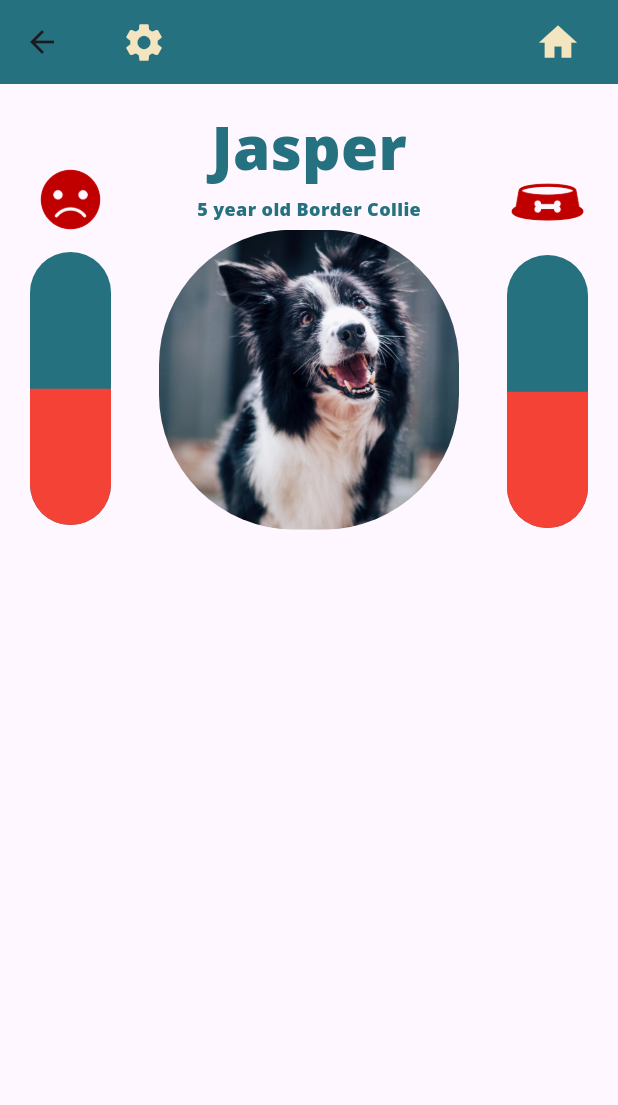
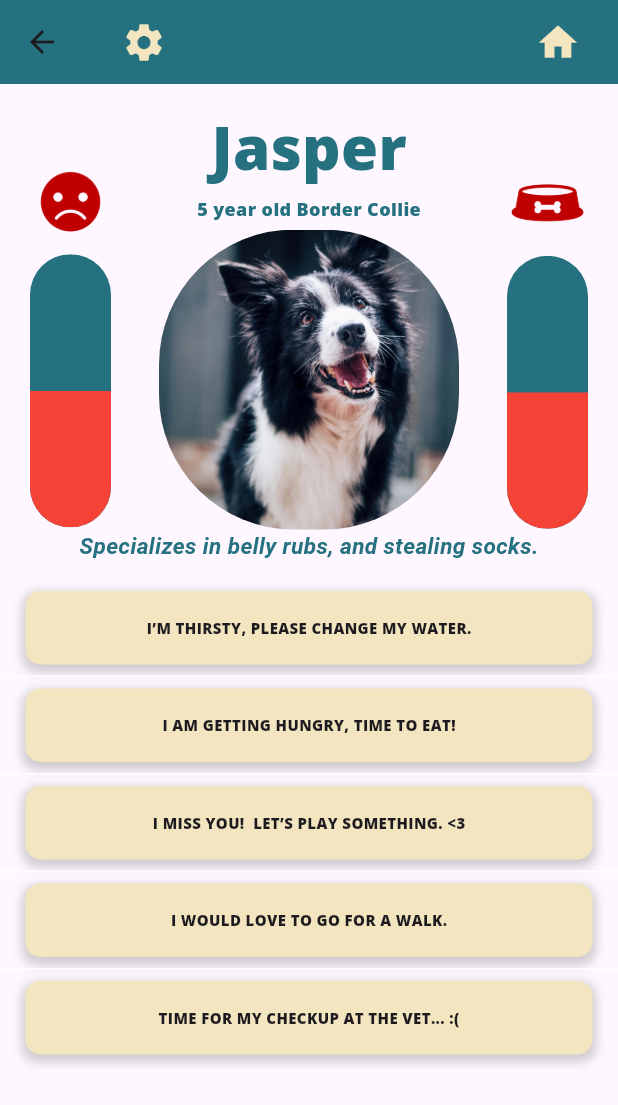
Before and after one commit to 7anine/MyDigitalPet, a Flutter app: the screen it shows after launch, after a tap on "Jasper", on a phone screen of 412 x 824 dp. Shown: the top 1105 px of the screen. Run offline on Flutter 3.47's test engine with Material 3 defaults, Android fonts, the phone set to English and light mode, and no system bars; our stand-ins replace flutter_riverpod.

Commit message:
Added the task list, it is clickable and changes (need to update hunger and mood levels)

```diff
--- a/flutterapp/lib/PetClass.dart
+++ b/flutterapp/lib/PetClass.dart
@@ -8,7 +8,8 @@ class Pet {
     required this.quote,
     required this.hunger,
     required this.mood,
-    required this.owner})  : description = '$age year old $breed', image = 'assets/images/$name.jpg', ownerimage = 'assets/images/$owner.jpg';
+    required this.owner,
+    required this.tasks})  : description = '$age year old $breed', image = 'assets/images/$name.jpg', ownerimage = 'assets/images/$owner.jpg';
 
 
   final String name;
@@ -21,6 +22,7 @@ class Pet {
   final String description;
   final String owner;   //Boy or Girl
   final String ownerimage;
+  final List<String> tasks;
 }
 
 class PetListNotifier extends StateNotifier<List<Pet>> {
--- a/flutterapp/lib/PetData.dart
+++ b/flutterapp/lib/PetData.dart
@@ -1,9 +1,9 @@
 import 'package:flutterapp/PetClass.dart';
 
 List<Pet> pets = [
-  Pet(name: 'Jasper', age: 5, breed: 'Border Collie', quote: 'Specializes in belly rubs, and stealing socks.', hunger: 0.5 ,mood: 0.5, owner: 'Boy'),
-  Pet(name: 'Buster', age: 4, breed: 'French Bulldog', quote: 'Loves treats.', hunger: 0.8 ,mood: 0.8, owner: 'Girl'),
-  Pet(name: 'Peanut', age: 1, breed: 'Hamster', quote: 'Peanuts are my favourite!', hunger: 0 ,mood: 0, owner: 'Boy'),
-  Pet(name: 'Stewart', age: 2, breed: 'Hamster', quote: 'Stew the menace', hunger: 1 ,mood: 0.2, owner: 'Boy'),
-  Pet(name: 'Tito', age: 3, breed: 'Hamster', quote: 'Hi, I am Tito', hunger: 0.6 ,mood: 1, owner: 'Boy'),
+  Pet(name: 'Jasper', age: 5, breed: 'Border Collie', quote: 'Specializes in belly rubs, and stealing socks.', hunger: 0.5 ,mood: 0.5, owner: 'Boy',  tasks: ['I’M THIRSTY, PLEASE CHANGE MY WATER.', 'I AM GETTING HUNGRY, TIME TO EAT!', 'I MISS YOU!  LET’S PLAY SOMETHING. <3', 'I WOULD LOVE TO GO FOR A WALK.','TIME FOR MY CHECKUP AT THE VET... :(']),
+  Pet(name: 'Buster', age: 4, breed: 'French Bulldog', quote: 'Loves treats.', hunger: 0.8 ,mood: 0.8, owner: 'Girl',  tasks: ['PLEASE CHANGE MY WATER HUMAN.', 'IM SOOO HUNGRY!', 'LET’S PLAY SOMETHING!', 'I DEMAND TO GO FOR A WALK.']),
+  Pet(name: 'Peanut', age: 1, breed: 'Hamster', quote: 'Peanuts are my favourite!', hunger: 0 ,mood: 0, owner: 'Boy', tasks: ['CHANGE WATER','FEED SOME SEEDS','CLEAN CAGE']),
+  Pet(name: 'Stewart', age: 2, breed: 'Hamster', quote: 'Stew the menace', hunger: 1 ,mood: 0.2, owner: 'Boy', tasks: ['CHANGE WATER','FEED SOME SEEDS','CLEAN CAGE']),
+  Pet(name: 'Tito', age: 3, breed: 'Hamster', quote: 'Hi, I am Tito', hunger: 0.6 ,mood: 1, owner: 'Boy', tasks: ['CHANGE WATER','FEED SOME SEEDS','CLEAN CAGE']),
 ];
--- a/flutterapp/lib/app_colors.dart
+++ b/flutterapp/lib/app_colors.dart
@@ -5,5 +5,6 @@ class AppColors {  //!! The first two hexadecimal digits represent the opacity o
   static const PetOrange  = Color(0xFFFD8B51);
   static const PetBeige  = Color(0xFFF2E5BF);
   static const PetRed  = Color(0xFFCB6040);
+  static const PetGrey  = Color(0xFFD9D9D9);
 // ... more colors
 }
--- a/flutterapp/lib/pet_profile_page.dart
+++ b/flutterapp/lib/pet_profile_page.dart
@@ -55,7 +55,9 @@ class PetProfileBody extends StatelessWidget {
   @override
   Widget build(BuildContext context) {
     final screenWidth = MediaQuery.of(context).size.width;
-    return Row(
+    return Column(
+      children: [
+        Row(
           mainAxisAlignment: MainAxisAlignment.spaceBetween,
             children: [
               Padding(
@@ -68,6 +70,84 @@ class PetProfileBody extends StatelessWidget {
                 child: HungerMeter(hungerLevel: pet.hunger),
               ),
             ],
+        ),
+        Padding(
+          padding: EdgeInsets.only(bottom: 20.0), // Adjust padding as needed
+          child: Text(pet.quote, style: TextStyles.PetProfileFont3) // Customize text style
+          ),
+        ListView.builder(
+          itemCount: pet.tasks.length,
+          itemBuilder: (context, index) {
+            return Column(
+              children: [
+                TaskCard(taskText: pet.tasks[index]),
+                if (index != pet.tasks.length - 1) Divider(color: Colors.white,), // Add a divider except for the last item
+              ],
+            );
+          },
+          shrinkWrap: true,
+        )
+        // TaskCard(taskText: pet.tasks[0])
+      ]
+    );
+  }
+}
+
+//TASK CARD WIDGET-----------------------------------------------------------------
+class TaskCard extends StatefulWidget {
+  final String taskText;
+  const TaskCard({super.key, required this.taskText});
+
+  @override
+  State<TaskCard> createState() => _TaskCardState();
+}
+
+class _TaskCardState extends State<TaskCard> {
+  bool _isClicked = false;
+
+  @override
+  Widget build(BuildContext context) {
+    return GestureDetector(
+      onTap: () {
+        setState(() {
+          _isClicked = !_isClicked;
+        });
+      },
+      child: Container(
+        width: 378,
+        height: 49,
+        decoration: BoxDecoration(
+          color: _isClicked ? AppColors.PetGrey : AppColors.PetBeige,
+          borderRadius: BorderRadius.circular(10),
+          boxShadow: [
+            BoxShadow(
+              color: Colors.grey.withOpacity(0.5),
+              spreadRadius: 2,
+              blurRadius: 5,
+              offset: const Offset(0, 3),
+            ),
+          ],
+        ),
+        child: Padding(
+          padding: const EdgeInsets.symmetric(horizontal: 16.0),
+          child: Row(
+            mainAxisAlignment: MainAxisAlignment.spaceBetween,
+            children: [
+              Flexible(
+                child: Center(
+                  child: Text(widget.taskText, style: TextStyles.PetProfileFont4),
+                ),
+              ),
+              if (_isClicked)
+                Image.asset(
+                  'assets/images/checkmark.png',
+                  width: 20,
+                  height: 20,
+                ),
+            ],
+          ),
+        ),
+      ),
     );
   }
 }
@@ -105,7 +185,6 @@ class PetInfo extends StatelessWidget {
     );
   }
 }
-
 
 //HUNGER METER------------------------------------------------------------------
 class HungerMeter extends StatelessWidget {
--- a/flutterapp/lib/textstyle.dart
+++ b/flutterapp/lib/textstyle.dart
@@ -9,14 +9,20 @@ class TextStyles {
   );
 
   static const TextStyle PetProfileFont2 = TextStyle(
-    fontFamily: 'OpenSansExtrabold',
+    fontFamily: 'OpenSansExtraBold',
     fontSize: 12.0,
     color: AppColors.PetBlue,
   );
 
   static const TextStyle PetProfileFont3 = TextStyle(
-    fontFamily: 'OpenSansExtraboldItalic',
-    fontSize: 12.0,
+    fontWeight: FontWeight.bold,
+    fontStyle: FontStyle.italic,
+    fontSize: 15.0,
     color: AppColors.PetBlue,
   );
+
+  static const TextStyle PetProfileFont4 = TextStyle(
+    fontFamily: 'OpenSansExtraBold',
+    fontSize: 10.0,
+  );
 }
```
Also changed, not shown: flutterapp/pubspec.yaml (+1 -7 lines). Lines whose indentation alone changed are shown as unchanged.
